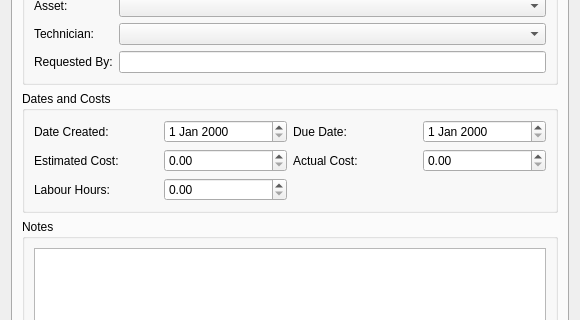
Before: the Qt Designer form app/ui/forms/add_work_order.ui in Apie-dup/MaintenanceSystem, drawn with Qt 5; both pictures show x 0 to 580 and y 439 to 759 of the 580 by 970 pixel window.
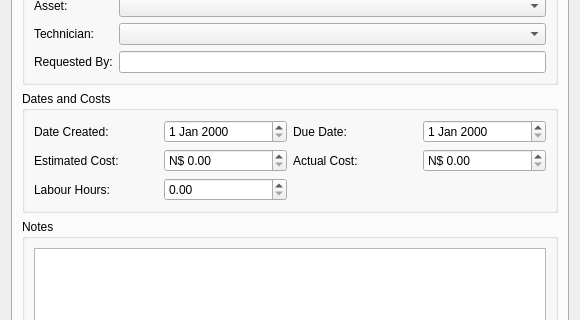
After: the same form once the commit is applied. The open tabs and pages were chosen to show the change.

Commit message: Complete work order PM inventory integration

Patch:
```diff
--- a/app/ui/forms/add_work_order.ui
+++ b/app/ui/forms/add_work_order.ui
@@ -205,7 +205,14 @@
            </widget>
           </item>
           <item row="1" column="1">
-           <widget class="QDoubleSpinBox" name="dsbEstimatedCost"/>
+           <widget class="QDoubleSpinBox" name="dsbEstimatedCost">
+            <property name="prefix">
+             <string>N$ </string>
+            </property>
+            <property name="maximum">
+             <double>999999.989999999990687</double>
+            </property>
+           </widget>
           </item>
           <item row="1" column="2">
            <widget class="QLabel" name="lblActualCost">
@@ -215,7 +222,14 @@
            </widget>
           </item>
           <item row="1" column="3">
-           <widget class="QDoubleSpinBox" name="dsbActualCost"/>
+           <widget class="QDoubleSpinBox" name="dsbActualCost">
+            <property name="prefix">
+             <string>N$ </string>
+            </property>
+            <property name="maximum">
+             <double>999999.989999999990687</double>
+            </property>
+           </widget>
           </item>
           <item row="2" column="0">
            <widget class="QLabel" name="lblLabourHours">
```
Left out of the diff: 4 changed lines with no effect on the pictures. The commit also changes 9 other files.
